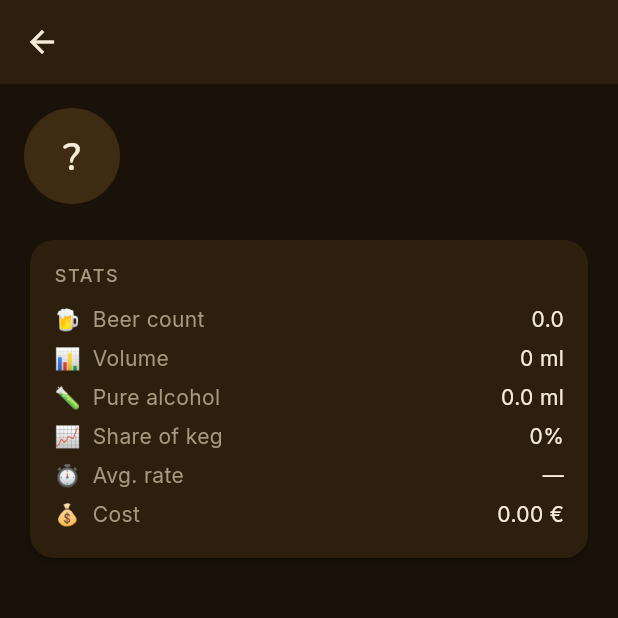
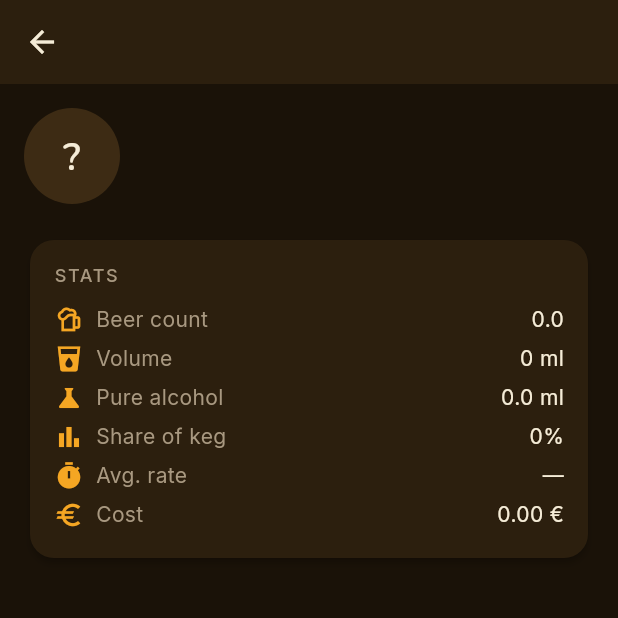
Before and after one commit to ondyn/BeerEr, a Flutter app: the ParticipantDetailScreen screen opened directly with empty values, on a phone screen of 412 x 824 dp, the top half of it. Run offline on Flutter 3.47's test engine with Material 3 defaults, Android fonts, the light colour scheme and no system bars; our stand-ins replace app_links, cloud_firestore, cloud_functions, firebase_auth, firebase_core, firebase_messaging and 11 more; missing offline and left inert: mobile_scanner; accounts and stored records are empty; generated files the repository leaves out were written again.

Commit message:
fix: keg session screen look

```diff
--- a/lib/screens/keg/participant_detail_screen.dart
+++ b/lib/screens/keg/participant_detail_screen.dart
@@ -214,47 +214,47 @@ class ParticipantDetailScreen extends StatelessWidget {
             ),
             const SizedBox(height: 8),
             _StatRow(
-              icon: '🍺',
+              icon: Icons.sports_bar_outlined,
               label: AppLocalizations.of(context)!.beerCount,
               value: prefs.formatDecimal(beerCount, 1),
             ),
             _StatRow(
-              icon: '📊',
+              icon: Icons.local_drink,
               label: AppLocalizations.of(context)!.volume,
               value: TimeFormatter.formatVolumeMl(totalMl, prefs: prefs),
             ),
             _StatRow(
-              icon: '🧪',
+              icon: Icons.science,
               label: AppLocalizations.of(context)!.pureAlcohol,
               value: '${prefs.formatDecimal(pureAlcMl, 1)} ml',
             ),
             _StatRow(
-              icon: '📈',
+              icon: Icons.bar_chart,
               label: AppLocalizations.of(context)!.shareOfKeg,
               value: TimeFormatter.formatRatio(ratio),
             ),
             _StatRow(
-              icon: '⏱',
+              icon: Icons.timer,
               label: AppLocalizations.of(context)!.avgRateLabel,
               value: avgRate > 0
                   ? '${TimeFormatter.formatVolumeMl(avgRate, prefs: prefs)}/h'
                   : '—',
             ),
             _StatRow(
-              icon: '💰',
+              icon: Icons.euro,
               label: AppLocalizations.of(context)!.cost,
               value: TimeFormatter.formatCurrency(cost, prefs: prefs),
             ),
             if (bacValue != null) ...[
               const Divider(height: 16),
               _StatRow(
-                icon: '🩸',
+                icon: Icons.science,
                 label: AppLocalizations.of(context)!.estBac,
                 value: '${prefs.formatDecimal(bacValue, 2)} ‰',
               ),
               if (timeToZero != null && bacValue > 0)
                 _StatRow(
-                  icon: '🚗',
+                  icon: Icons.directions_car,
                   label: AppLocalizations.of(context)!.estTimeToDrive,
                   value: '~${TimeFormatter.formatDuration(timeToZero)}',
                 ),
@@ -273,7 +273,7 @@ class _StatRow extends StatelessWidget {
     required this.value,
   });
 
-  final String icon;
+  final IconData icon;
   final String label;
   final String value;
 
@@ -283,7 +283,7 @@ class _StatRow extends StatelessWidget {
       padding: const EdgeInsets.symmetric(vertical: 3),
       child: Row(
         children: [
-          Text(icon, style: const TextStyle(fontSize: 14)),
+          Icon(icon, size: 20, color: BeerColors.primaryAmber),
           const SizedBox(width: 8),
           Expanded(
             child: Text(label,
--- a/lib/utils/time_formatter.dart
+++ b/lib/utils/time_formatter.dart
@@ -96,13 +96,15 @@ class TimeFormatter {
   ///
   /// When [prefs] is provided, the user's chosen currency symbol and
   /// decimal separator are applied.
+  /// Use [decimalPlaces] to control the number of fraction digits (default 2).
   static String formatCurrency(
     double amount, {
     String? symbol,
     FormatPreferences? prefs,
+    int decimalPlaces = 2,
   }) {
     final p = prefs ?? const FormatPreferences();
     final sym = symbol ?? p.currency;
-    return '${p.formatDecimal(amount, 2)} $sym';
+    return '${p.formatDecimal(amount, decimalPlaces)} $sym';
   }
 }
```
Also changed, not shown: lib/screens/keg/keg_detail_screen.dart (+52 -34 lines), 1 other file.
